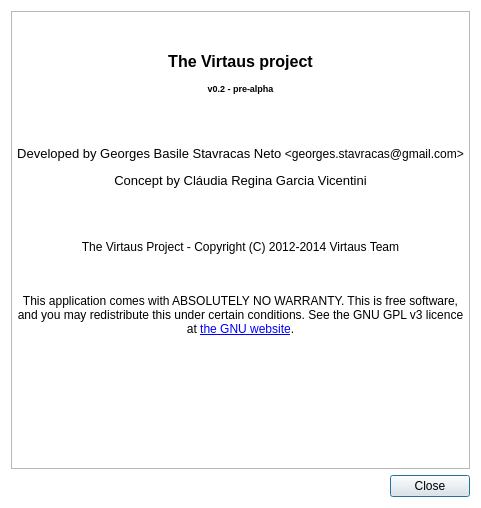
Above: dialogs/about-dialog.ui from GeorgesStavracas/Virtaus-old before the change. Below: the same form after it.
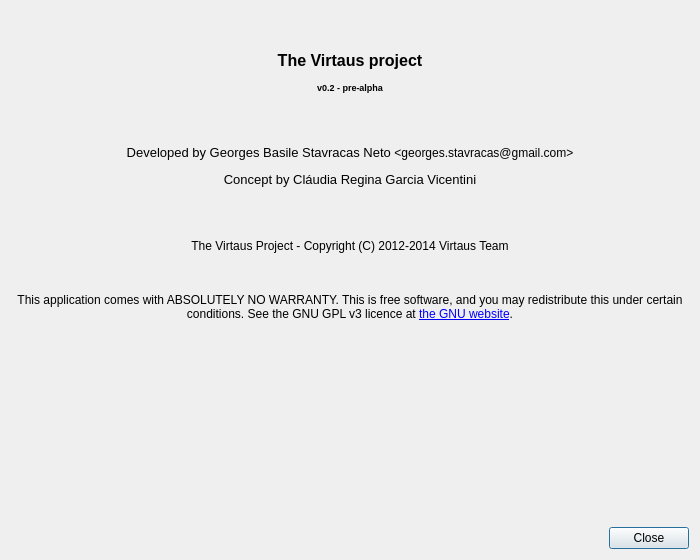
That is the form after the change. Icons and pictures are not drawn.

Commit message: fixed background color on unix systems

Diff of the .ui file:
```diff
--- a/dialogs/about-dialog.ui
+++ b/dialogs/about-dialog.ui
@@ -9,8 +9,8 @@
    <rect>
     <x>0</x>
     <y>0</y>
-    <width>481</width>
-    <height>508</height>
+    <width>700</width>
+    <height>560</height>
    </rect>
   </property>
   <property name="windowTitle">
@@ -21,9 +21,7 @@
     <normaloff>:/virtaus/images/resources/icon.svg</normaloff>:/virtaus/images/resources/icon.svg</iconset>
   </property>
   <property name="styleSheet">
-   <string notr="true">QDialog {
-	background-color: rgb(255, 255, 255);
-}</string>
+   <string notr="true"/>
   </property>
   <property name="modal">
    <bool>true</bool>
@@ -31,12 +29,6 @@
   <layout class="QGridLayout" name="gridLayout">
    <item row="0" column="0">
     <widget class="QFrame" name="frame">
-     <property name="frameShape">
-      <enum>QFrame::StyledPanel</enum>
-     </property>
-     <property name="frameShadow">
-      <enum>QFrame::Raised</enum>
-     </property>
      <layout class="QGridLayout" name="gridLayout_2">
       <property name="leftMargin">
        <number>0</number>
@@ -56,7 +48,7 @@
       <item row="0" column="0">
        <widget class="QLabel" name="label">
         <property name="text">
-         <string>&lt;html&gt;&lt;head/&gt;&lt;body&gt;&lt;p align=&quot;center&quot;&gt;&lt;span style=&quot; font-weight:600;&quot;&gt;&lt;br/&gt;&lt;/span&gt;&lt;img src=&quot;:/virtaus/images/resources/icon.svg&quot;/&gt;&lt;/p&gt;&lt;p align=&quot;center&quot;&gt;&lt;span style=&quot; font-size:12pt; font-weight:600;&quot;&gt;The Virtaus project&lt;/span&gt;&lt;/p&gt;&lt;p align=&quot;center&quot;&gt;&lt;span style=&quot; font-size:7pt; font-weight:600;&quot;&gt;v0.2 - pre-alpha&lt;/span&gt;&lt;/p&gt;&lt;p align=&quot;center&quot;&gt;&lt;br/&gt;&lt;/p&gt;&lt;p align=&quot;center&quot;&gt;&lt;span style=&quot; font-size:10pt;&quot;&gt;Developed by Georges Basile Stavracas Neto &lt;/span&gt;&amp;lt;georges.stavracas@gmail.com&amp;gt;&lt;/p&gt;&lt;p align=&quot;center&quot;&gt;&lt;span style=&quot; font-size:10pt;&quot;&gt;Concept by Cláudia Regina Garcia Vicentini&lt;/span&gt;&lt;/p&gt;&lt;p align=&quot;center&quot;&gt;&lt;br/&gt;&lt;/p&gt;&lt;p align=&quot;center&quot;&gt;The Virtaus Project - Copyright (C) 2012-2014 Virtaus Team&lt;/p&gt;&lt;p align=&quot;center&quot;&gt;&lt;br/&gt;&lt;br/&gt;This application comes with ABSOLUTELY NO WARRANTY. This is free software, and you may redistribute this under certain conditions. See the GNU GPL v3 licence at &lt;a href=&quot;http://www.gnu.org/licenses/gpl.html&quot;&gt;&lt;span style=&quot; text-decoration: underline; color:#0000ff;&quot;&gt;the GNU website&lt;/span&gt;&lt;/a&gt;.&lt;/p&gt;&lt;/body&gt;&lt;/html&gt;</string>
+         <string>&lt;html&gt;&lt;head/&gt;&lt;body&gt;&lt;p align=&quot;center&quot;&gt;&lt;span style=&quot; font-weight:600;&quot;&gt;&lt;br/&gt;&lt;/span&gt;&lt;img src=&quot;:/virtaus/images/resources/icon.png&quot;/&gt;&lt;/p&gt;&lt;p align=&quot;center&quot;&gt;&lt;span style=&quot; font-size:12pt; font-weight:600;&quot;&gt;The Virtaus project&lt;/span&gt;&lt;/p&gt;&lt;p align=&quot;center&quot;&gt;&lt;span style=&quot; font-size:7pt; font-weight:600;&quot;&gt;v0.2 - pre-alpha&lt;/span&gt;&lt;/p&gt;&lt;p align=&quot;center&quot;&gt;&lt;br/&gt;&lt;/p&gt;&lt;p align=&quot;center&quot;&gt;&lt;span style=&quot; font-size:10pt;&quot;&gt;Developed by Georges Basile Stavracas Neto &lt;/span&gt;&amp;lt;georges.stavracas@gmail.com&amp;gt;&lt;/p&gt;&lt;p align=&quot;center&quot;&gt;&lt;span style=&quot; font-size:10pt;&quot;&gt;Concept by Cláudia Regina Garcia Vicentini&lt;/span&gt;&lt;/p&gt;&lt;p align=&quot;center&quot;&gt;&lt;br/&gt;&lt;/p&gt;&lt;p align=&quot;center&quot;&gt;The Virtaus Project - Copyright (C) 2012-2014 Virtaus Team&lt;/p&gt;&lt;p align=&quot;center&quot;&gt;&lt;br/&gt;&lt;br/&gt;This application comes with ABSOLUTELY NO WARRANTY. This is free software, and you may redistribute this under certain conditions. See the GNU GPL v3 licence at &lt;a href=&quot;http://www.gnu.org/licenses/gpl.html&quot;&gt;&lt;span style=&quot; text-decoration: underline; color:#0000ff;&quot;&gt;the GNU website&lt;/span&gt;&lt;/a&gt;.&lt;/p&gt;&lt;/body&gt;&lt;/html&gt;</string>
         </property>
         <property name="textFormat">
          <enum>Qt::RichText</enum>
```
The commit also changes 1 other file.
